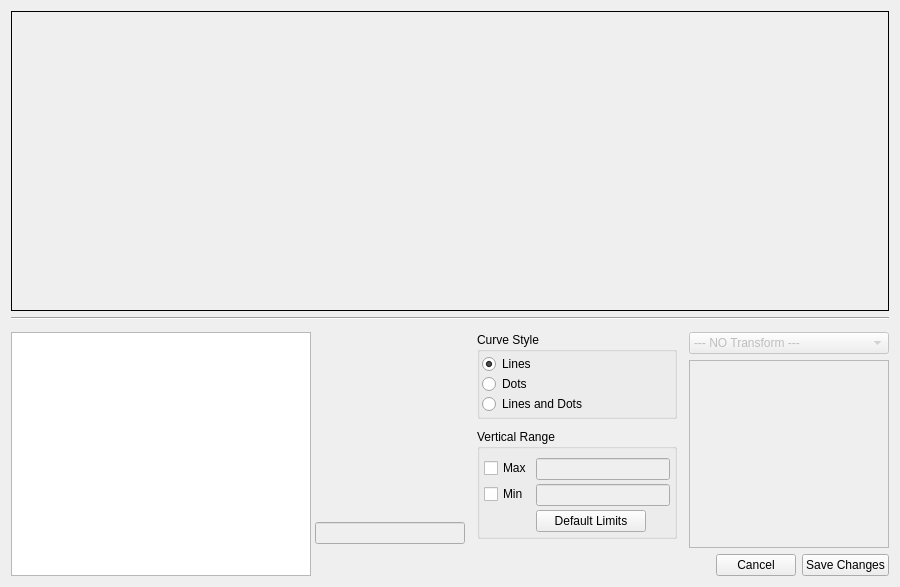
This is plotter_gui/plotwidget_editor.ui in ziparker/PlotJuggler as Qt 5 draws it before an edit. The edited form follows.
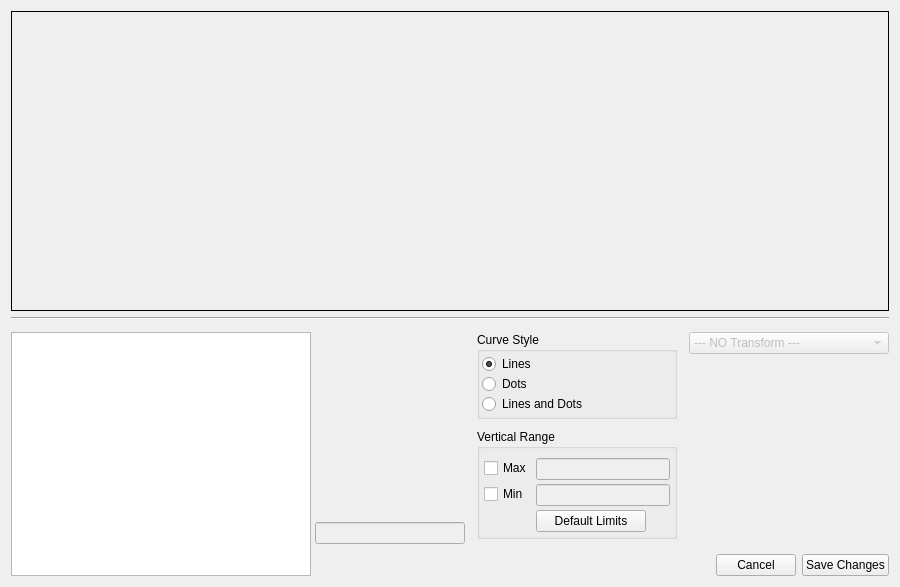
This is the edited form.

The edit to the form file:
```diff
--- a/plotter_gui/plotwidget_editor.ui
+++ b/plotter_gui/plotwidget_editor.ui
@@ -446,7 +446,7 @@
           <height>16777215</height>
          </size>
         </property>
-        <layout class="QVBoxLayout" name="verticalLayout">
+        <layout class="QVBoxLayout" name="verticalLayout" stretch="0,0,0">
          <property name="leftMargin">
           <number>0</number>
          </property>
@@ -476,13 +476,22 @@
            <property name="enabled">
             <bool>false</bool>
            </property>
-           <property name="frameShape">
-            <enum>QFrame::StyledPanel</enum>
-           </property>
-           <property name="frameShadow">
-            <enum>QFrame::Raised</enum>
-           </property>
-           <widget class="QWidget" name="stackedWidgetArgumentsPage1"/>
+           <widget class="QWidget" name="stackedWidgetPageEmpty" native="true">
+            <layout class="QVBoxLayout" name="verticalLayout_7">
+             <property name="leftMargin">
+              <number>0</number>
+             </property>
+             <property name="topMargin">
+              <number>0</number>
+             </property>
+             <property name="rightMargin">
+              <number>0</number>
+             </property>
+             <property name="bottomMargin">
+              <number>0</number>
+             </property>
+            </layout>
+           </widget>
           </widget>
          </item>
          <item>
```
Left out of the diff: 2 changed lines with no effect on the pictures.
